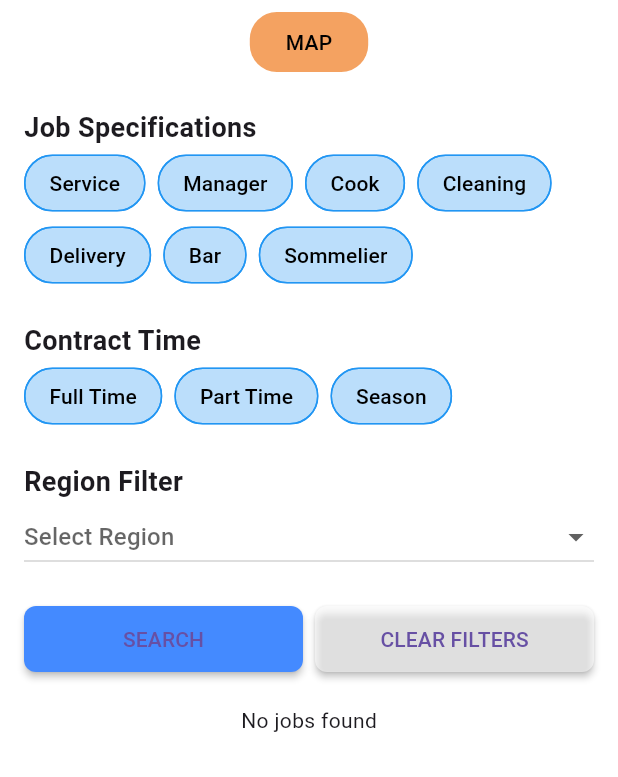
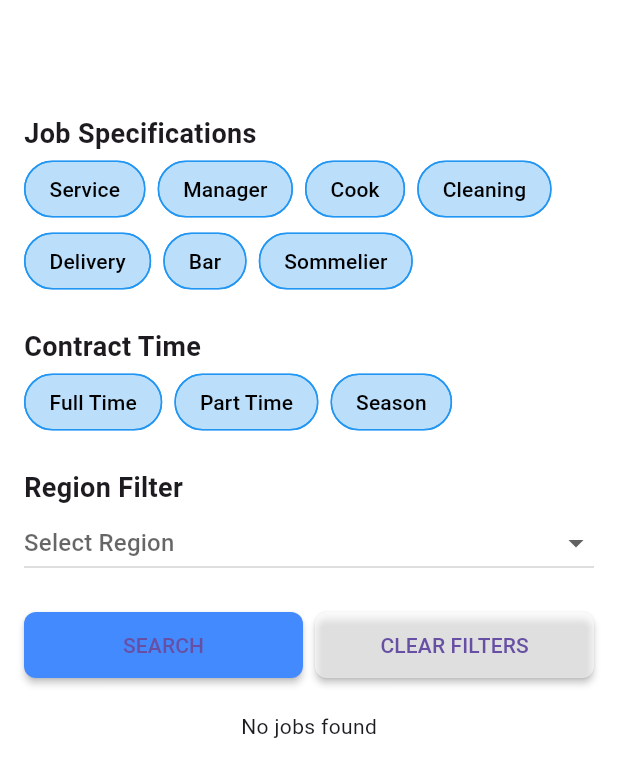
Before and after one commit to Funkynoone/Hive_flutter, a Flutter app: the JobsScreen widget shown alone on an empty page, opened directly, on a phone screen of 412 x 824 dp. Shown: the top 777 px of the screen. Run offline on Flutter 3.47's test engine with Material 3 defaults, Android fonts, the phone set to English and light mode, and no system bars; our stand-ins replace cloud_firestore, file_picker, firebase_auth, firebase_core, firebase_storage, flutter_map and 5 more; missing offline and left inert: flutter_map_marker_cluster, google_maps_webservice; accounts and stored records are empty.

Commit message:
Changing jobs tab on map default and putting button to change to list

```diff
--- a/lib/dashboard_screen.dart
+++ b/lib/dashboard_screen.dart
@@ -2,7 +2,7 @@ import 'package:flutter/material.dart';
 import 'package:hive_flutter/profile_screen.dart';
 import 'package:cloud_firestore/cloud_firestore.dart';
 import 'package:firebase_auth/firebase_auth.dart';
-import 'package:hive_flutter/jobs_screen.dart';
+import 'package:hive_flutter/jobs_main_screen.dart'; // Changed from jobs_screen.dart
 import 'package:hive_flutter/add_job_screen.dart';
 import 'package:hive_flutter/saved_jobs_screen.dart';
 import 'package:hive_flutter/application_manager_screen.dart';
@@ -46,7 +46,7 @@ class _DashboardScreenState extends State<DashboardScreen> {
   void _initializeScreens() {
     List<Widget> screens = [
       const Center(child: Text('Explore Screen')),
-      const JobsScreen(),
+      const JobsMainScreen(), // Changed from JobsScreen()
       const SavedJobsScreen(),
       ProfileScreen(
         onLogout: () async {
--- a/lib/jobs_screen.dart
+++ b/lib/jobs_screen.dart
@@ -2,7 +2,6 @@ import 'package:flutter/material.dart';
 import 'package:cloud_firestore/cloud_firestore.dart';
 import 'package:hive_flutter/models/job.dart';
 import 'job_card.dart';
-import 'map_filter_screen.dart';
 
 class JobsScreen extends StatefulWidget {
   const JobsScreen({super.key});
@@ -38,41 +37,19 @@ class _JobsScreenState extends State<JobsScreen> {
 
   @override
   Widget build(BuildContext context) {
-    return Scaffold(
-      appBar: AppBar(
-        backgroundColor: Colors.white,
-        elevation: 0,
-        centerTitle: true,
-        title: TextButton(
-          onPressed: () async {
-            final jobs = await _fetchAllJobs(); // Fetch all jobs for map
-            if (mounted) {
-              Navigator.push(
-                context,
-                MaterialPageRoute(
-                  builder: (context) => MapFilterScreen(initialJobs: jobs),
-                ),
-              );
-            }
-          },
-          style: TextButton.styleFrom(
-            backgroundColor: const Color(0xFFF4A261),
-            padding: const EdgeInsets.symmetric(vertical: 8.0, horizontal: 24.0),
-            shape: RoundedRectangleBorder(
-              borderRadius: BorderRadius.circular(18.0),
-            ),
-          ),
-          child: const Text(
-            'MAP',
-            style: TextStyle(color: Colors.black),
-          ),
-        ),
-      ),
-      body: SingleChildScrollView(
+    // Removed Scaffold since this is now wrapped by JobsMainScreen
+    // Added padding at the top to account for the floating button
+    return Container(
+      color: Colors.white,
+      child: SafeArea(
+        child: SingleChildScrollView(
           padding: const EdgeInsets.all(16.0),
           child: Column(
             crossAxisAlignment: CrossAxisAlignment.start,
             children: [
+              // Add some top padding to avoid overlap with the view switcher button
+              const SizedBox(height: 60),
+
               const Text('Job Specifications',
                   style: TextStyle(fontSize: 18.0, fontWeight: FontWeight.bold)
               ),
@@ -159,6 +136,7 @@ class _JobsScreenState extends State<JobsScreen> {
               )
                   : const Center(child: Text("No jobs found")),
             ],
+          ),
         ),
       ),
     );
```
Also changed, not shown: lib/jobs_main_screen.dart (added, +81 -0 lines). Lines whose indentation alone changed are shown as unchanged.
